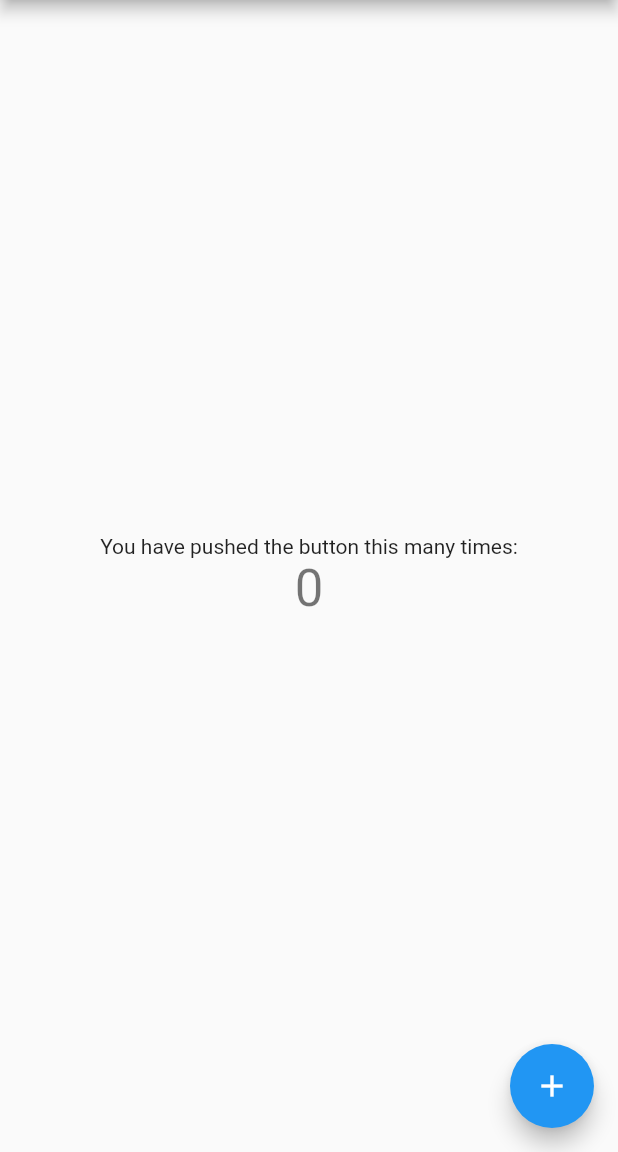
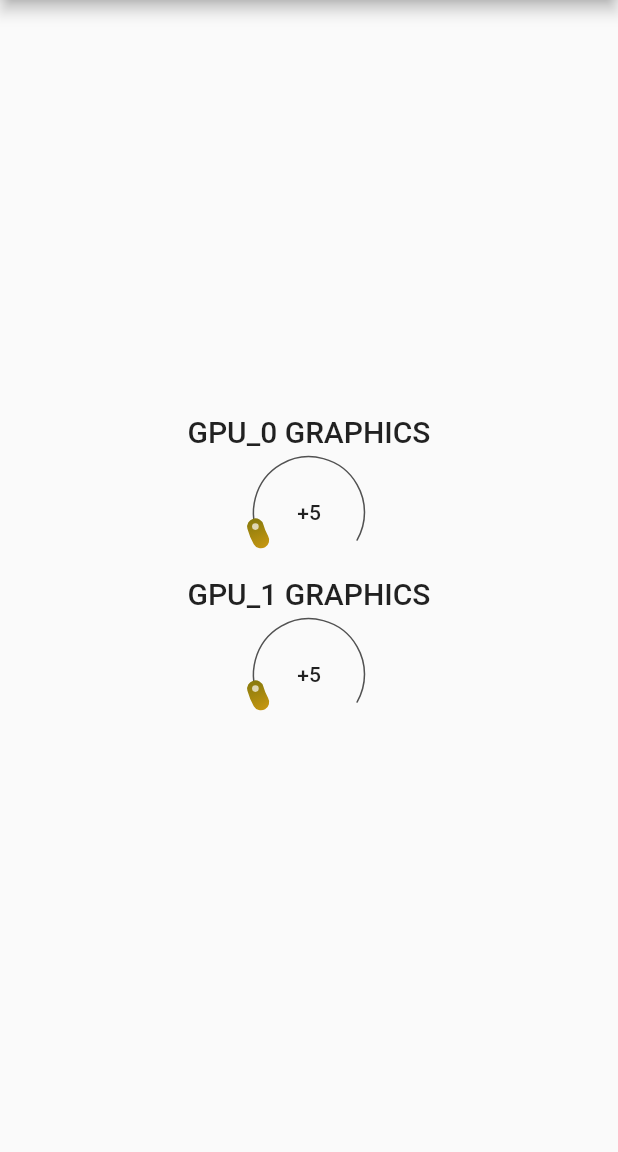
Before and after one commit to Tknott95/Aisling, a Flutter app: the screen it shows after launch, on a phone screen of 412 x 824 dp, the part 84-1236 px from its top. Run offline on Flutter 3.47's test engine with Material 2 defaults, Android fonts, the phone set to English and light mode, and no system bars; drawn by our look-alikes of sleek_circular_slider.

Commit message:
new slider

```diff
--- a/aisling/lib/main.dart
+++ b/aisling/lib/main.dart
@@ -1,4 +1,5 @@
 import 'package:flutter/material.dart';
+import 'package:sleek_circular_slider/sleek_circular_slider.dart';
 
 void main() {
   runApp(const MyApp());
@@ -48,18 +49,7 @@ class MyHomePage extends StatefulWidget {
 }
 
 class _MyHomePageState extends State<MyHomePage> {
-  int _counter = 0;
 
-  void _incrementCounter() {
-    setState(() {
-      // This call to setState tells the Flutter framework that something has
-      // changed in this State, which causes it to rerun the build method below
-      // so that the display can reflect the updated values. If we changed
-      // _counter without calling setState(), then the build method would not be
-      // called again, and so nothing would appear to happen.
-      _counter++;
-    });
-  }
 
   @override
   Widget build(BuildContext context) {
@@ -95,21 +85,88 @@ class _MyHomePageState extends State<MyHomePage> {
           // horizontal).
           mainAxisAlignment: MainAxisAlignment.center,
           children: <Widget>[
-            const Text(
-              'You have pushed the button this many times:',
-            ),
-            Text(
-              '$_counter',
-              style: Theme.of(context).textTheme.headline4,
+            // const Text(
+            //   'hehehehehehehehe',
+            // ),
+            // Text(
+            //   'Set Clocks',
+            //   style: Theme.of(context).textTheme.headline4,
+            // ),
+            Column(
+              mainAxisAlignment: MainAxisAlignment.center,
+              children: const [
+                SliderWidgetGraphics(gpuIndex: 0),
+                SizedBox(width: 5),
+                SliderWidgetGraphics(gpuIndex: 1),
+              ],
             ),
           ],
         ),
-      ),
-      floatingActionButton: FloatingActionButton(
-        onPressed: _incrementCounter,
-        tooltip: 'Increment',
-        child: const Icon(Icons.add),
-      ), // This trailing comma makes auto-formatting nicer for build methods.
+      ),// This trailing comma makes auto-formatting nicer for build methods.
     );
   }
 }
+
+class SliderWidgetGraphics extends StatefulWidget {
+  final gpuIndex;
+  const SliderWidgetGraphics({Key? key, @required this.gpuIndex}) : super(key: key);
+
+  @override
+  State<SliderWidgetGraphics> createState() => _SliderWidgetStateGraphics();
+}
+
+class _SliderWidgetStateGraphics extends State<SliderWidgetGraphics> {
+  var gpuIndex;
+  @override
+  void initState() {
+    gpuIndex = widget.gpuIndex;
+
+    super.initState();
+  }
+
+  @override
+  Widget build(BuildContext context) {
+    return  Column(
+              children: [
+                Text(
+                  'GPU_$gpuIndex GRAPHICS',
+                  style: Theme.of(context).textTheme.headline6,
+                  ),
+                SleekCircularSlider(
+                  min: 0,
+                  max: 80,
+                  initialValue: 5,
+                  innerWidget: (sliderValue) => Center(
+                    child: Text(
+                        "+"+sliderValue.toStringAsFixed(0),
+                        style: Theme.of(context).textTheme.bodyText1,
+                      )
+                    ),
+                  appearance: CircularSliderAppearance(
+                    size: 85,
+                    customWidths: CustomSliderWidths(
+                      //handlerSize: 20,
+                      trackWidth: 1,
+                      //shadowWidth: 0,
+                      progressBarWidth: 11,
+                    ),
+                    customColors: CustomSliderColors(
+                      dotColor: const Color.fromARGB(175, 255, 255, 255)/*Theme.of(context).primaryColor*/,
+                      trackColor: const Color.fromARGB(172, 0, 0, 0),
+                      progressBarColors: const [
+                      Color.fromARGB(255, 240, 40, 13),
+                      Color.fromARGB(255, 238, 169, 20),
+                      Color.fromARGB(255, 8, 63, 3),
+                      Color.fromARGB(255, 50, 192, 45),
+                      ],
+                     shadowColor: const Color.fromARGB(255, 0, 0, 0),
+                    ),
+                  ),
+                  onChange: (double value) {
+                    // nvidia_set_graphics_clock(gpuIndex, value.round());
+                  }
+                ),
+              ],
+            );
+  }
+}
--- a/aisling/pubspec.yaml
+++ b/aisling/pubspec.yaml
@@ -29,6 +29,9 @@ environment:
 dependencies:
   flutter:
     sdk: flutter
+
+  sleek_circular_slider : ^2.0.1
+  http: ^0.13.5
 
 
   # The following adds the Cupertino Icons font to your application.
```
Also changed, not shown: aisling/pubspec.lock.
